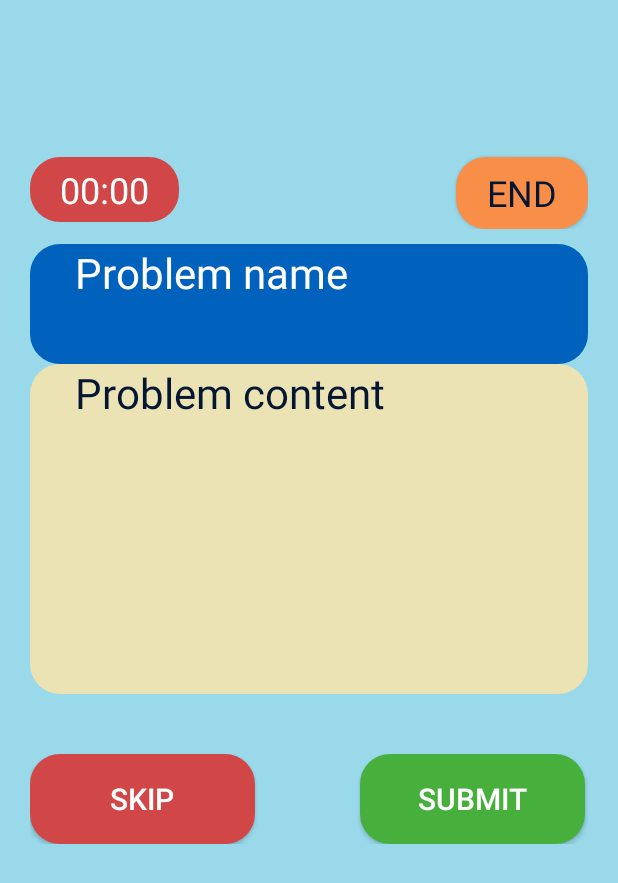
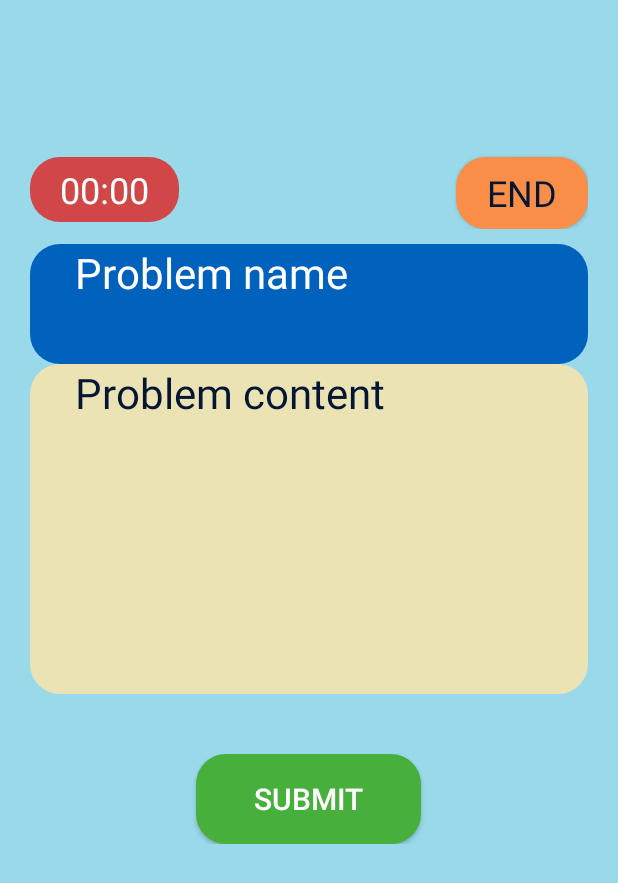
Before and after one commit to gandhi56-zz/RubberDuck, an Android app: the layout activity_code.xml on its own in the app's theme, with its tools: preview values and no code run, on a phone screen of 412 x 824 dp. Shown: the top 883 px of the screen. Run offline under Robolectric (Android 15) with nearby library versions, the phone set to English and light mode, and no system bars; network calls fail; Roboto replaces fonts that are not available here.

Commit message:
removed skip button, POINT

```diff
--- a/app/src/main/java/com/example/rubberduck/CodeActivity.kt
+++ b/app/src/main/java/com/example/rubberduck/CodeActivity.kt
@@ -30,7 +30,6 @@ class CodeActivity : AppCompatActivity() {
     private lateinit var probLayout: LinearLayout
     private lateinit var probName: TextView
     private lateinit var probContent: TextView
-    private lateinit var skipBtn: Button
     private lateinit var submitBtn: Button
     private lateinit var endBtn: Button
     private var pIdx: Int = 0
@@ -130,7 +129,6 @@ class CodeActivity : AppCompatActivity() {
         progBar = findViewById(R.id.loadingProblems)
         codeBtn = findViewById(R.id.beginBtn)
         probLayout = findViewById(R.id.problem_layout)
-        skipBtn = findViewById(R.id.skip_btn)
         submitBtn = findViewById(R.id.submit_btn)
         probName = findViewById(R.id.problem_name)
         probContent = findViewById(R.id.problem_content)
@@ -174,17 +172,13 @@ class CodeActivity : AppCompatActivity() {
     fun displayProblem(){
         probName.text = problemSet[pIdx].name
         probContent.text = "ID: " + problemSet[pIdx].contestId.toString() + problemSet[pIdx].index +
-                "\nRating: " + problemSet[pIdx].rating.toString()
+                "\nDifficulty: " + problemSet[pIdx].rating.toString()
     }
 
-    fun skipProblem(view: View) {
+    fun submitSoln(view: View) {
         pIdx += 2
         pIdx %= problemSet.size
         displayProblem()
-    }
-
-    fun submitSoln(view: View) {
-        RecentSubmissionRequest().execute()
     }
 
     fun endGame(view: View) {
@@ -206,6 +200,7 @@ class CodeActivity : AppCompatActivity() {
 
 }
 
+// TODO upon exit
 class EndSessionDialogFragment : DialogFragment() {
 
     override fun onCreateDialog(savedInstanceState: Bundle?): Dialog {
--- a/app/src/main/res/layout/activity_code.xml
+++ b/app/src/main/res/layout/activity_code.xml
@@ -137,31 +137,19 @@
             android:layout_width="match_parent"
             android:layout_height="wrap_content"
             android:orientation="horizontal"
-            android:paddingVertical="40dp">
-
-            <Button
-                android:id="@+id/skip_btn"
-                android:layout_width="150dp"
-                android:layout_height="60dp"
-                android:background="@drawable/skip_btn"
-                android:onClick="skipProblem"
-                android:text="@string/skip"
-                android:textColor="#FFFFFF"
-                android:textSize="20sp"
-                tools:ignore="ButtonStyle,OnClick" />
+            android:paddingVertical="40dp"
+            android:gravity="center">
 
             <Button
                 android:id="@+id/submit_btn"
                 android:layout_width="150dp"
                 android:layout_height="60dp"
-                android:layout_marginStart="70dp"
-                android:layout_marginLeft="70dp"
                 android:background="@drawable/submit_btn"
                 android:onClick="submitSoln"
                 android:text="@string/submit"
                 android:textColor="#FFFFFF"
                 android:textSize="20sp"
-                tools:ignore="ButtonStyle" />
+                tools:ignore="ButtonStyle"/>
 
         </LinearLayout>
 
```
Also changed, not shown: 40 other files.
